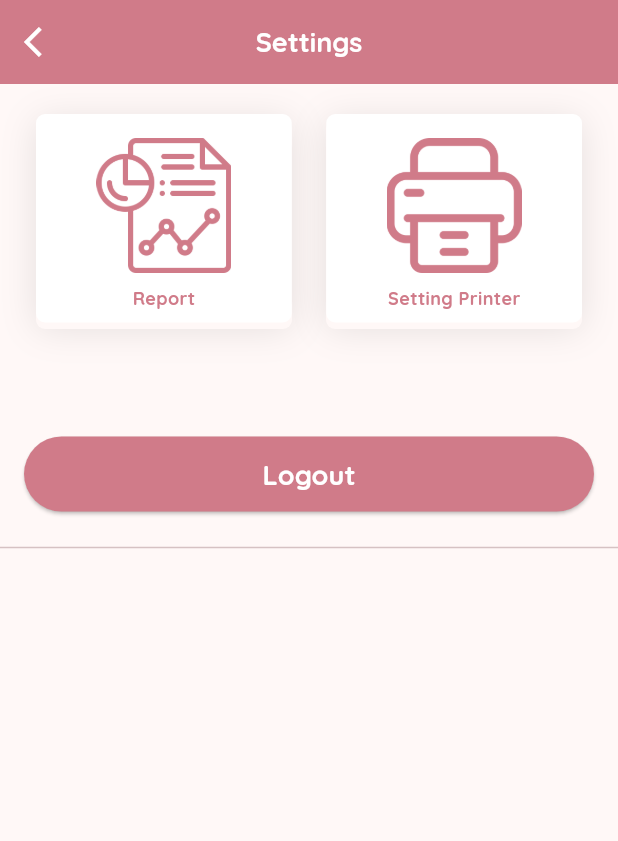
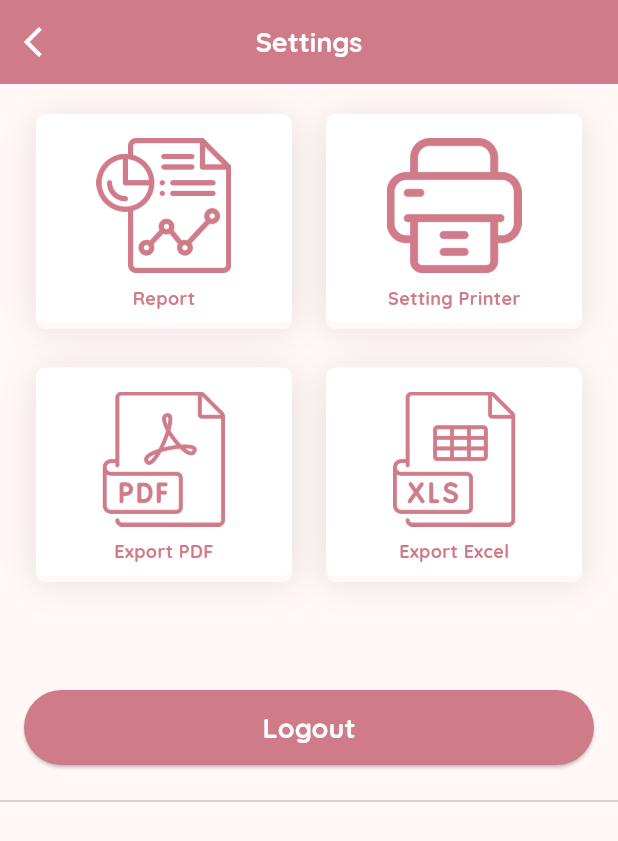
Before and after one commit to Apipun1551/POS_Flutter3, a Flutter app: the SettingPage screen opened directly, on a phone screen of 412 x 824 dp. Shown: the top 841 px of the screen. Run offline on Flutter 3.47's test engine with Material 3 defaults, Android fonts, the phone set to English and light mode, and no system bars; our stand-ins replace badges, bloc, cached_network_image, dartz, flutter_bloc, flutter_svg and 6 more; missing offline and left inert: esc_pos_utils_plus, horizontal_data_table, print_bluetooth_thermal; accounts and stored records are empty.

Commit message:
Menambahkan menu export pdf dan excel

```diff
--- a/lib/presentation/setting/pages/setting_page.dart
+++ b/lib/presentation/setting/pages/setting_page.dart
@@ -21,6 +21,23 @@ class SettingPage extends StatefulWidget {
 }
 
 class _SettingPageState extends State<SettingPage> {
+  // Fungsi untuk handle tombol Export PDF
+  void _exportPdf() {
+    // Contoh sederhana: tampilkan pesan
+    ScaffoldMessenger.of(context).showSnackBar(
+      const SnackBar(content: Text('Export PDF pressed')),
+    );
+    // TODO: Implementasi sebenarnya, misal panggil API export PDF dan download file
+  }
+
+  // Fungsi untuk handle tombol Export Excel
+  void _exportExcel() {
+    // Contoh sederhana: tampilkan pesan
+    ScaffoldMessenger.of(context).showSnackBar(
+      const SnackBar(content: Text('Export Excel pressed')),
+    );
+    // TODO: Implementasi sebenarnya, misal panggil API export Excel dan download file
+  }
   @override
   Widget build(BuildContext context) {
     return Scaffold(
@@ -76,6 +93,77 @@ class _SettingPageState extends State<SettingPage> {
                 ],
               ),
             ),
+            const SpaceHeight(30),
+
+            //Menu Export
+            Padding(
+              padding: const EdgeInsets.symmetric(horizontal: 20.0),
+              child: Row(
+                children: [
+                  Flexible(
+                    child: MenuButton(
+                      iconPath: Assets.images.pdf.path,
+                      label: 'Export PDF',
+                      onPressed: () {
+                        _exportPdf();
+                      },
+                      isImage: true,
+                    ),
+                  ),
+                  const SpaceWidth(15.0),
+                  Flexible(
+                    child: MenuButton(
+                      iconPath: Assets.images.excel.path,
+                      label: 'Export Excel',
+                      onPressed: () {
+                        _exportExcel();
+                      },
+                      isImage: true,
+                    ),
+                  ),
+                ],
+              ),
+            ),
+            // End Menu Import
+
+            // ==== START: Tombol Export PDF dan Export Excel ====
+            // Padding(
+            //   padding: const EdgeInsets.symmetric(horizontal: 16.0),
+            //   child: Column(
+            //     children: [
+            //       ElevatedButton(
+            //         style: ElevatedButton.styleFrom(
+            //           backgroundColor: Colors.blueAccent,
+            //           minimumSize: const Size(double.infinity, 50),
+            //         ),
+            //         onPressed: _exportPdf, // Panggil fungsi export PDF
+            //         child: const Text(
+            //           'Export PDF',
+            //           style: TextStyle(
+            //             color: Colors.white,
+            //             fontSize: 16,
+            //           ),
+            //         ),
+            //       ),
+            //       const SizedBox(height: 12),
+            //       ElevatedButton(
+            //         style: ElevatedButton.styleFrom(
+            //           backgroundColor: Colors.green,
+            //           minimumSize: const Size(double.infinity, 50),
+            //         ),
+            //         onPressed: _exportExcel, // Panggil fungsi export Excel
+            //         child: const Text(
+            //           'Export Excel',
+            //           style: TextStyle(
+            //             color: Colors.white,
+            //             fontSize: 16,
+            //           ),
+            //         ),
+            //       ),
+            //     ],
+            //   ),
+            // ),
+            // ==== END: Tombol Export PDF dan Export Excel ====
             const SpaceHeight(60),
             Padding(
               padding: const EdgeInsets.all(16.0),
```
